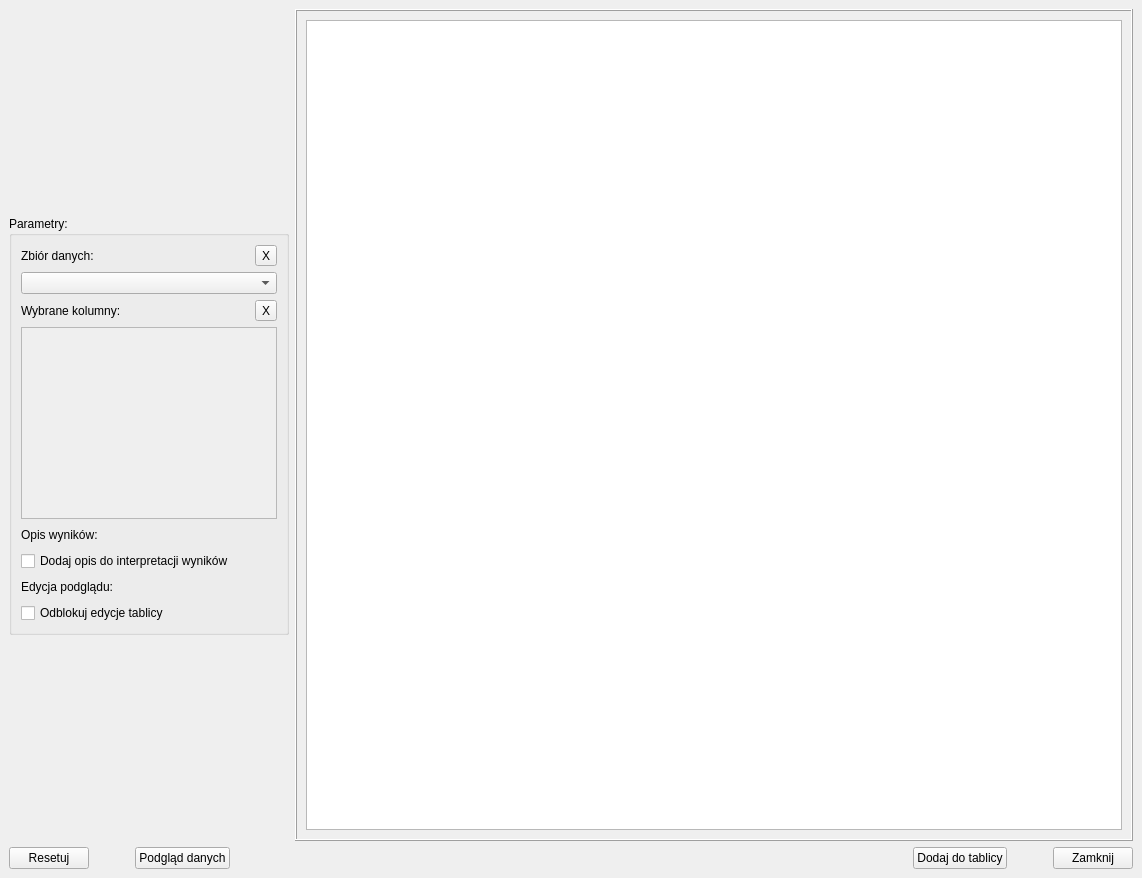
This is ui/Analysis/test-kruskal-wallis-window.ui in OskarLewandowski/dex-data-experience as Qt 5 draws it before an edit. The edited form follows.
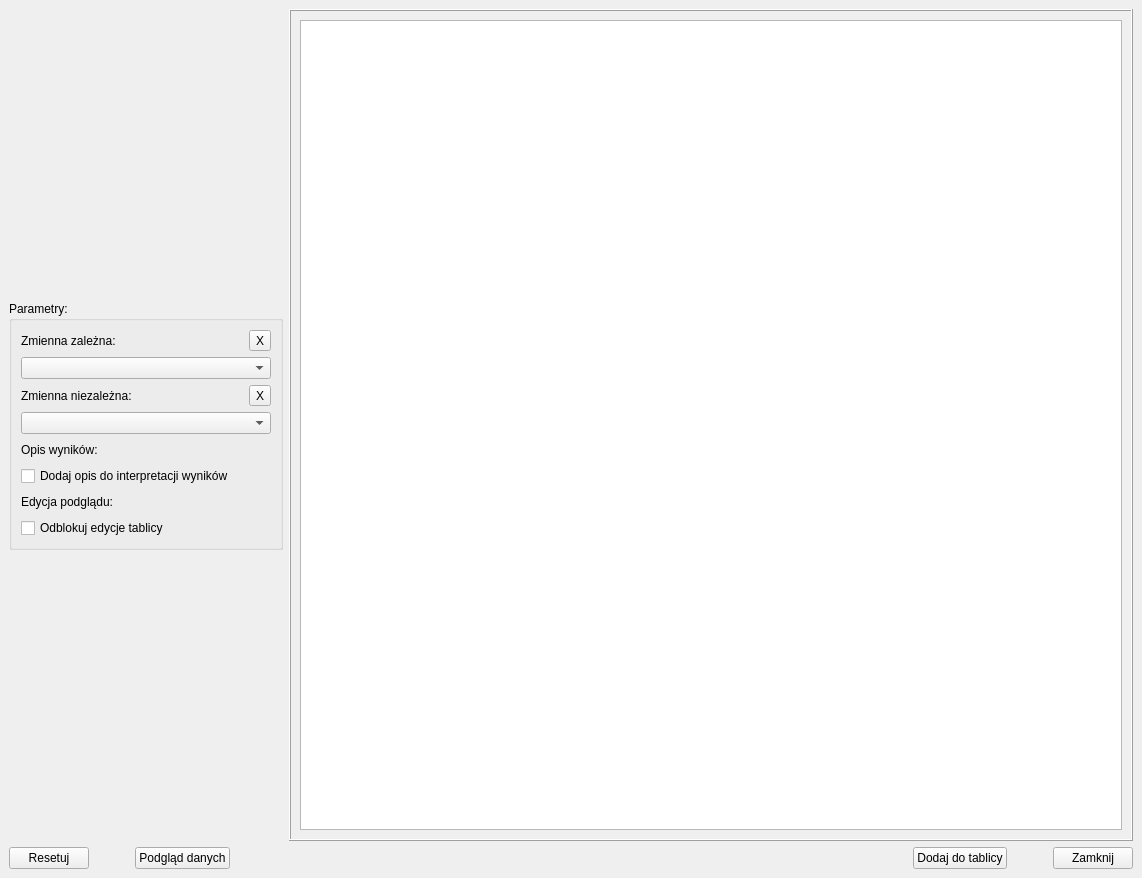
This is the edited form.

Commit message: update ui test kruskal-wallis

Diff of the .ui file:
```diff
--- a/ui/Analysis/test-kruskal-wallis-window.ui
+++ b/ui/Analysis/test-kruskal-wallis-window.ui
@@ -56,7 +56,7 @@
                  <item>
                   <widget class="QLabel" name="label">
                    <property name="text">
-                    <string>Zbiór danych:</string>
+                    <string>Zmienna zależna:</string>
                    </property>
                   </widget>
                  </item>
@@ -104,7 +104,7 @@
                  <item>
                   <widget class="QLabel" name="label_2">
                    <property name="text">
-                    <string>Wybrane kolumny:</string>
+                    <string>Zmienna niezależna:</string>
                    </property>
                   </widget>
                  </item>
@@ -131,15 +131,9 @@
                 </layout>
                </item>
                <item>
-                <widget class="QListWidget" name="listWidget_Data_Columns">
-                 <property name="enabled">
-                  <bool>false</bool>
-                 </property>
-                 <property name="alternatingRowColors">
-                  <bool>false</bool>
-                 </property>
-                 <property name="selectionMode">
-                  <enum>QAbstractItemView::MultiSelection</enum>
+                <widget class="QComboBox" name="comboBox_Data_Column2">
+                 <property name="placeholderText">
+                  <string>Wybierz zbiór danych...</string>
                  </property>
                 </widget>
                </item>
```
Left out of the diff: 24 changed lines with no effect on the pictures. The commit also changes 1 other file.
